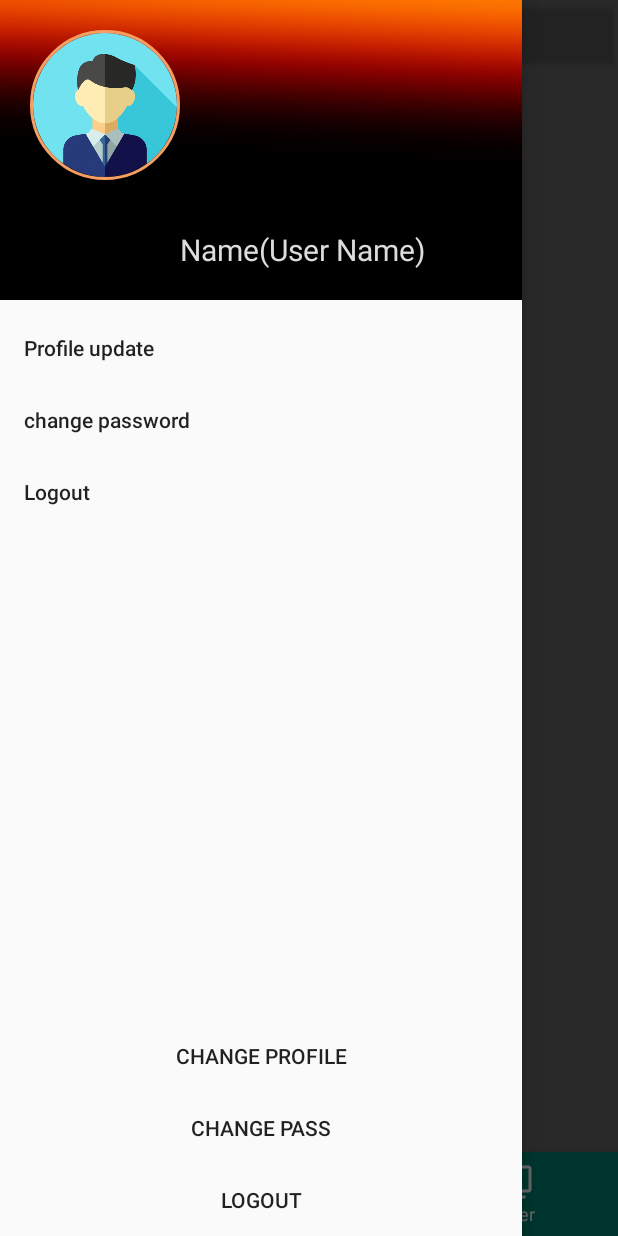
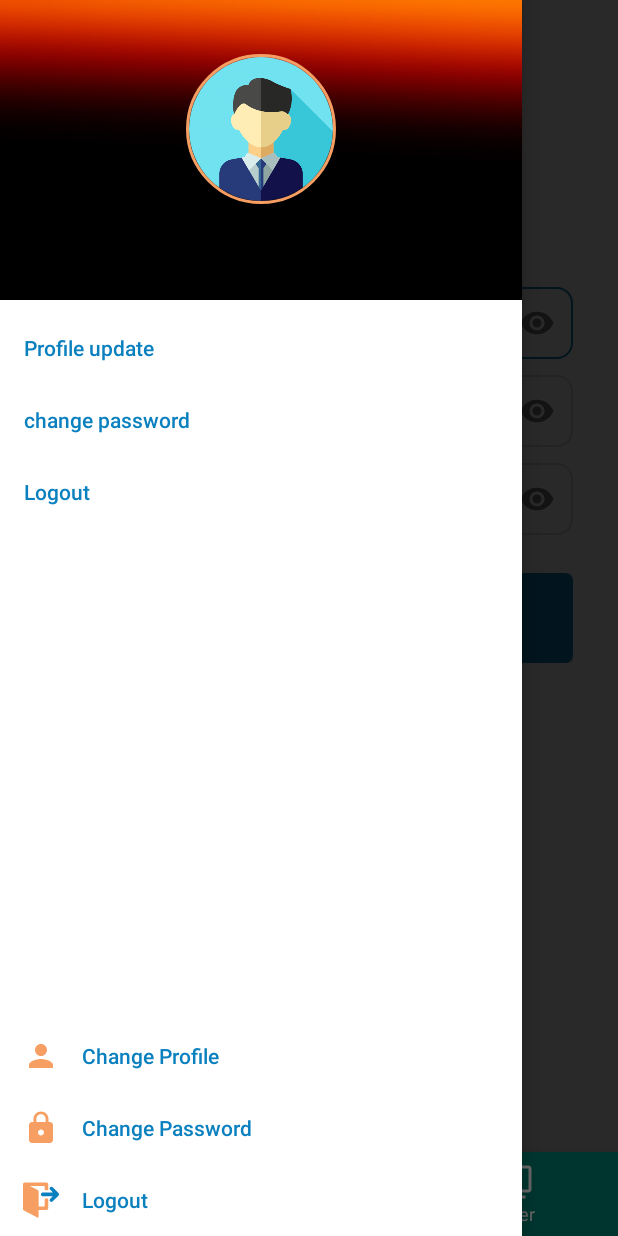
Before and after one commit to KillerHug/Education_Result, an Android app: the Fragment_container screen opened directly, with no data from a screen before it, in the side drawer, after a tap on "change password", on a phone screen of 412 x 824 dp. Run offline under Robolectric (Android 15) with nearby library versions, the phone set to English and light mode, and no system bars; libraries missing offline, so code that uses them is left out: com.mikhaellopez.circularimageview; plain views replace CircularImageView; 1 statement that could not run was skipped.

Commit message:
Hope India Project

```diff
--- a/app/src/main/java/com/erpsonline/education_result/Fragment_container.java
+++ b/app/src/main/java/com/erpsonline/education_result/Fragment_container.java
@@ -1,10 +1,16 @@
 package com.erpsonline.education_result;
 
+import androidx.annotation.NonNull;
 import androidx.appcompat.app.AppCompatActivity;
+import androidx.core.view.GravityCompat;
 import androidx.drawerlayout.widget.DrawerLayout;
+import androidx.fragment.app.FragmentManager;
+import androidx.fragment.app.FragmentTransaction;
 
 import android.content.Intent;
 import android.os.Bundle;
+import android.util.Log;
+import android.view.MenuItem;
 import android.view.View;
 import android.widget.Button;
 import android.widget.TextView;
@@ -15,32 +21,51 @@ import com.mikhaellopez.circularimageview.CircularImageView;
 
 import org.w3c.dom.Text;
 
-public class Fragment_container extends AppCompatActivity {
+public class Fragment_container extends AppCompatActivity implements NavigationView.OnNavigationItemSelectedListener {
     DrawerLayout drawerLayout;
     NavigationView navigationView;
     CircularImageView imageView;
-    TextView userid;
-    Button logout;
+    TextView username;
+    Button logout, changePassword;
+    FragmentManager fragmentManager;
+    FragmentTransaction fragmentTransaction;
+
     @Override
     protected void onCreate(Bundle savedInstanceState) {
         super.onCreate(savedInstanceState);
         setContentView(R.layout.activity_fragment_container);
-        userid=(TextView)findViewById(R.id.user_name);
-        logout=(Button)findViewById(R.id.logout);
-        drawerLayout=(DrawerLayout)findViewById(R.id.drawerLayout);
-        navigationView=(NavigationView)findViewById(R.id.navigationView);
-        imageView=(CircularImageView)findViewById(R.id.user_logo);
-        final SessionManager sessionManager =new SessionManager(this);
+        logout = (Button) findViewById(R.id.logout);
+        changePassword = (Button) findViewById(R.id.changePassword);
+        drawerLayout = (DrawerLayout) findViewById(R.id.drawerLayout);
+        navigationView = (NavigationView) findViewById(R.id.navigationView);
+        imageView = (CircularImageView) findViewById(R.id.user_logo);
+        View headerView = navigationView.getHeaderView(0);
+        username = (TextView) headerView.findViewById(R.id.user_name);
+        final SessionManager sessionManager = new SessionManager(this);
         logout.setOnClickListener(new View.OnClickListener() {
             @Override
             public void onClick(View view) {
                 sessionManager.removeSession();
                 Intent intent = new Intent(Fragment_container.this, SignIn.class);
                 startActivity(intent);
+                fileList();
                 Toast.makeText(Fragment_container.this, "Logout Successfully", Toast.LENGTH_SHORT).show();
             }
         });
-//        userid.setText(sessionManager.getUserID().toString());
-        getSupportFragmentManager().beginTransaction().add(R.id.fragment_container,new Deskboard()).commit();
+        changePassword.setOnClickListener(new View.OnClickListener() {
+            @Override
+            public void onClick(View view) {
+                drawerLayout.closeDrawer(GravityCompat.START);
+                getSupportFragmentManager().beginTransaction().replace(R.id.fragment_container, new Student_Change_Password()).commit();
+            }
+        });
+        username.setText(sessionManager.getUsername());
+        Log.e("username", sessionManager.getUsername());
+        getSupportFragmentManager().beginTransaction().add(R.id.fragment_container, new Deskboard()).commit();
+    }
+
+    @Override
+    public boolean onNavigationItemSelected(@NonNull MenuItem item) {
+        return false;
     }
 }
--- /dev/null
+++ b/app/src/main/java/com/erpsonline/education_result/Student_Change_Password.java
@@ -0,0 +1,19 @@
+package com.erpsonline.education_result;
+
+import android.os.Bundle;
+import android.view.LayoutInflater;
+import android.view.View;
+import android.view.ViewGroup;
+
+import androidx.annotation.NonNull;
+import androidx.annotation.Nullable;
+import androidx.fragment.app.Fragment;
+
+public class Student_Change_Password extends Fragment {
+    @Nullable
+    @Override
+    public View onCreateView(@NonNull LayoutInflater inflater, @Nullable ViewGroup container, @Nullable Bundle savedInstanceState) {
+        View view=inflater.inflate(R.layout.student_change_pass,container,false);
+        return view;
+    }
+}
--- /dev/null
+++ b/app/src/main/res/drawable/ic_baseline_lock_orange.xml
@@ -0,0 +1,10 @@
+<vector xmlns:android="http://schemas.android.com/apk/res/android"
+    android:width="24dp"
+    android:height="24dp"
+    android:tint="@color/colorOrange"
+    android:viewportWidth="24"
+    android:viewportHeight="24">
+    <path
+        android:fillColor="@android:color/white"
+        android:pathData="M18,8h-1L17,6c0,-2.76 -2.24,-5 -5,-5S7,3.24 7,6v2L6,8c-1.1,0 -2,0.9 -2,2v10c0,1.1 0.9,2 2,2h12c1.1,0 2,-0.9 2,-2L20,10c0,-1.1 -0.9,-2 -2,-2zM12,17c-1.1,0 -2,-0.9 -2,-2s0.9,-2 2,-2 2,0.9 2,2 -0.9,2 -2,2zM15.1,8L8.9,8L8.9,6c0,-1.71 1.39,-3.1 3.1,-3.1 1.71,0 3.1,1.39 3.1,3.1v2z" />
+</vector>
--- /dev/null
+++ b/app/src/main/res/drawable/ic_baseline_person_24.xml
@@ -0,0 +1,10 @@
+<vector xmlns:android="http://schemas.android.com/apk/res/android"
+    android:width="24dp"
+    android:height="24dp"
+    android:tint="@color/colorOrange"
+    android:viewportWidth="24"
+    android:viewportHeight="24">
+    <path
+        android:fillColor="@color/colorBlue"
+        android:pathData="M12,12c2.21,0 4,-1.79 4,-4s-1.79,-4 -4,-4 -4,1.79 -4,4 1.79,4 4,4zM12,14c-2.67,0 -8,1.34 -8,4v2h16v-2c0,-2.66 -5.33,-4 -8,-4z" />
+</vector>
--- /dev/null
+++ b/app/src/main/res/drawable/ic_logout.xml
@@ -0,0 +1,12 @@
+<vector xmlns:android="http://schemas.android.com/apk/res/android"
+    android:width="24dp"
+    android:height="24dp"
+    android:viewportWidth="122.775"
+    android:viewportHeight="122.776">
+  <path
+      android:fillColor="@color/colorOrange"
+      android:pathData="M86,28.074v-20.7c0,-3.3 -2.699,-6 -6,-6H6c-3.3,0 -6,2.7 -6,6v3.9v78.2v2.701c0,2.199 1.3,4.299 3.2,5.299l45.6,23.601c2,1 4.4,-0.399 4.4,-2.7v-23H80c3.301,0 6,-2.699 6,-6v-32.8H74v23.8c0,1.7 -1.3,3 -3,3H53.3v-30.8v-19.5v-0.6c0,-2.2 -1.3,-4.3 -3.2,-5.3l-26.9,-13.8H71c1.7,0 3,1.3 3,3v11.8h12V28.074z"/>
+  <path
+      android:fillColor="@color/colorBlue"
+      android:pathData="M101.4,18.273l19.5,19.5c2.5,2.5 2.5,6.2 0,8.7l-19.5,19.5c-2.5,2.5 -6.301,2.601 -8.801,0.101c-2.399,-2.399 -2.1,-6.4 0.201,-8.8l8.799,-8.7H67.5c-1.699,0 -3.4,-0.7 -4.5,-2c-2.8,-3 -2.1,-8.3 1.5,-10.3c0.9,-0.5 2,-0.8 3,-0.8h34.1c0,0 -8.699,-8.7 -8.799,-8.7c-2.301,-2.3 -2.601,-6.4 -0.201,-8.7C95,15.674 98.9,15.773 101.4,18.273z"/>
+</vector>
--- a/app/src/main/res/layout/activity_fragment_container.xml
+++ b/app/src/main/res/layout/activity_fragment_container.xml
@@ -42,32 +42,48 @@
         android:layout_height="match_parent"
         app:headerLayout="@layout/header"
         app:menu="@menu/navigation_menu"
+        android:background="@color/colorWhite"
+        app:itemTextColor="@color/colorBlue"
         android:layout_gravity="start">
         <LinearLayout
             android:layout_width="match_parent"
             android:layout_height="wrap_content"
+            android:clickable="true"
             android:layout_gravity="bottom"
-            android:clickable="true"
-            android:orientation="vertical">
+            android:background="@color/colorWhite"
+            android:orientation="vertical"
+            android:paddingLeft="15dp">
             <Button
                 android:id="@+id/changeProfile"
                 android:layout_width="match_parent"
                 android:layout_height="48dp"
-                android:gravity="center"
+                android:textAllCaps="false"
+                android:gravity="left|center_vertical"
+                android:drawableStart="@drawable/ic_baseline_person_24"
+                android:drawablePadding="15dp"
+                android:textColor="@color/colorBlue"
                 android:background="@android:color/transparent"
                 android:text="Change Profile"/>
             <Button
-                android:id="@+id/changePass"
+                android:id="@+id/changePassword"
                 android:layout_width="match_parent"
                 android:layout_height="48dp"
+                android:textAllCaps="false"
+                android:drawableStart="@drawable/ic_baseline_lock_orange"
+                android:drawablePadding="15dp"
+                android:gravity="left|center_vertical"
+                android:textColor="@color/colorBlue"
                 android:background="@android:color/transparent"
-                android:gravity="center"
-                android:text="Change Pass" />
+                android:text="Change Password" />
             <Button
                 android:id="@+id/logout"
                 android:layout_width="match_parent"
                 android:layout_height="48dp"
-                android:gravity="center"
+                android:textAllCaps="false"
+                android:drawableStart="@drawable/ic_logout"
+                android:drawablePadding="15dp"
+                android:gravity="left|center_vertical"
+                android:textColor="@color/colorBlue"
                 android:background="@android:color/transparent"
                 android:text="Logout" />
         </LinearLayout>
--- a/app/src/main/res/layout/activity_sign.xml
+++ b/app/src/main/res/layout/activity_sign.xml
@@ -88,7 +88,8 @@
                     android:drawablePadding="10dp"
                     android:focusable="true"
                     android:hint="@string/enter_referral"
-                    android:inputType="text"
+                    android:inputType="textCapCharacters"
+                    android:textAllCaps="true"
                     android:padding="10dp"
                     android:textColor="@color/colorBlue"
                     android:textSize="15sp" />
--- a/app/src/main/res/layout/header.xml
+++ b/app/src/main/res/layout/header.xml
@@ -6,30 +6,18 @@
     android:orientation="horizontal"
     android:background="@drawable/banner1">
 
-    <RelativeLayout
+    <LinearLayout
+        android:orientation="vertical"
         android:layout_width="match_parent"
         android:layout_height="match_parent"
-        android:layout_gravity="bottom"
-        android:gravity="bottom"
+        android:layout_gravity="center_horizontal"
+        android:gravity="center"
         android:padding="20dp">
-
-        <TextView
-            android:layout_width="wrap_content"
-            android:layout_height="wrap_content"
-            android:layout_toRightOf="@id/user_logo"
-            android:gravity="end|bottom"
-            android:text="Name(User Name)"
-            android:id="@+id/user_name"
-            android:layout_alignParentBottom="true"
-            android:textColor="@color/colorGray"
-            android:textSize="20sp" />
-
         <com.mikhaellopez.circularimageview.CircularImageView
             android:id="@+id/user_logo"
             android:layout_width="100dp"
             android:layout_height="100dp"
-            android:layout_gravity="center"
-            android:fitsSystemWindows="true"
+            android:gravity="center_horizontal|center_vertical"
             android:scaleType="centerCrop"
             android:src="@drawable/logo_boy"
             app:civ_border="true"
@@ -38,5 +26,14 @@
             app:civ_shadow="true"
             app:civ_shadow_color="@color/colorBlue"
             app:civ_shadow_radius="5dp" />
-    </RelativeLayout>
+        <TextView
+            android:id="@+id/user_name"
+            android:layout_width="match_parent"
+            android:layout_height="wrap_content"
+            android:layout_below="@+id/user_logo"
+            android:text="Name(User Name)"
+            android:textAlignment="center"
+            android:textColor="@color/colorGray"
+            android:textSize="20sp" />
+    </LinearLayout>
 </LinearLayout>
```
Also changed, not shown: app/src/main/java/com/erpsonline/education_result/SessionManager.java (+5 -2 lines), app/src/main/java/com/erpsonline/education_result/SignIn.java (+19 -24 lines), app/src/main/java/com/erpsonline/education_result/SignUP.java (+7 -1 lines), app/src/main/java/com/erpsonline/education_result/User.java (+8 -8 lines), app/src/main/res/layout/activity_login.xml (+7 -2 lines), app/src/main/res/layout/student_change_pass.xml (added, +125 -0 lines), app/src/main/res/values/strings.xml (+5 -2 lines).
